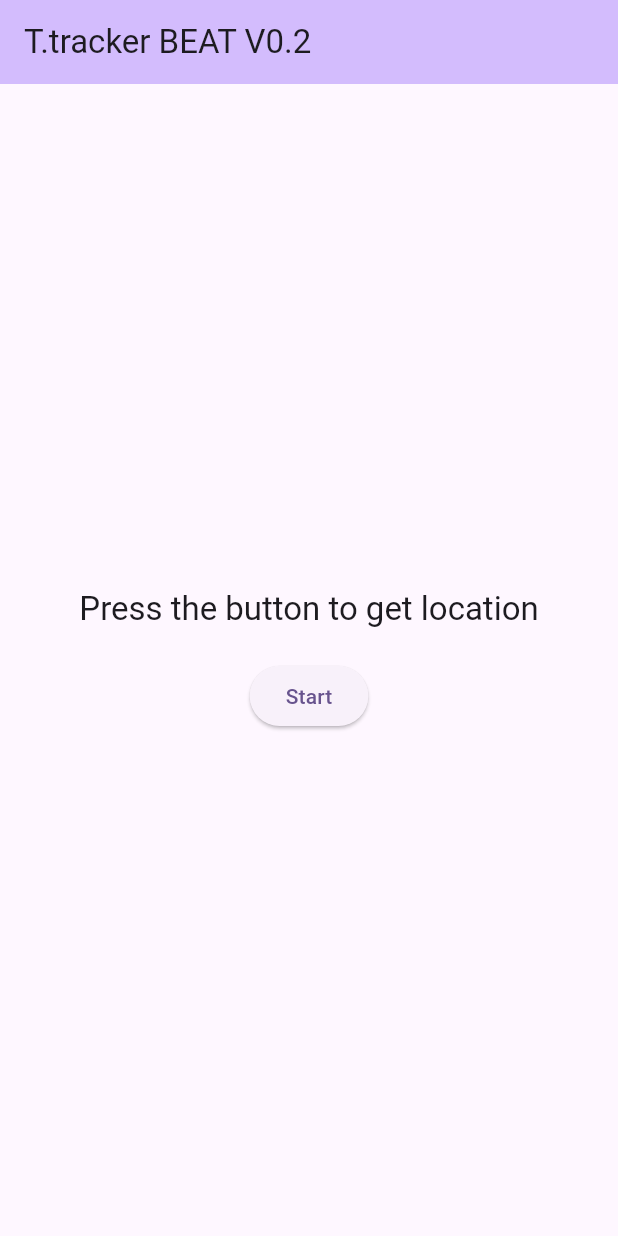
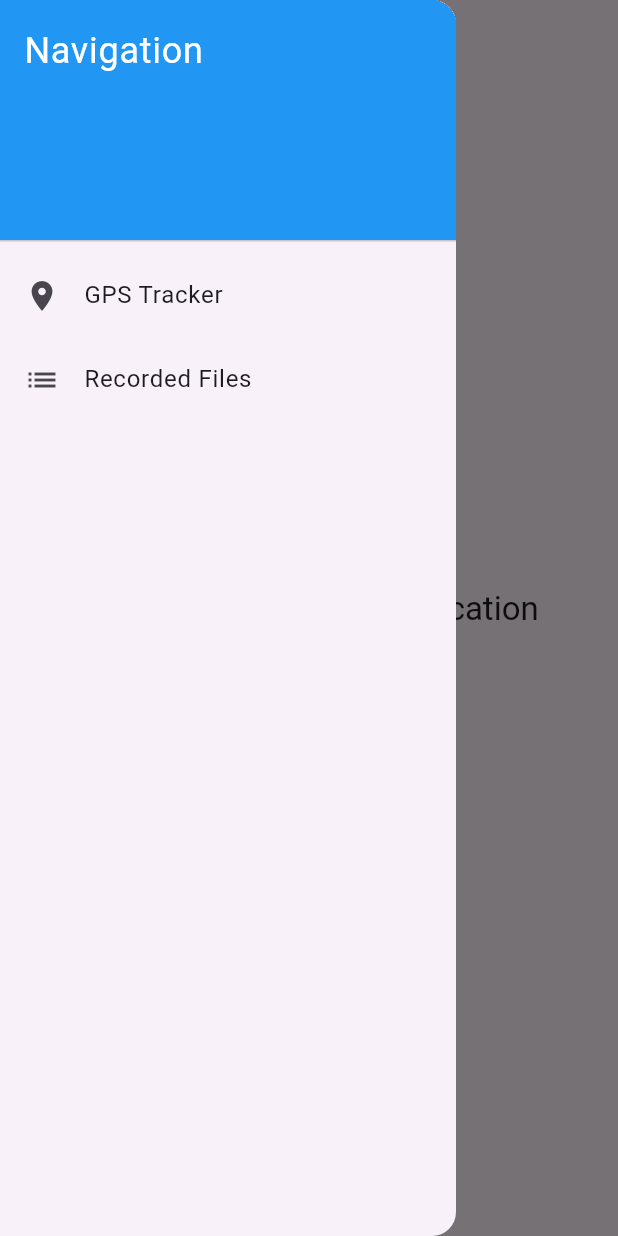
Before and after one commit to Mao0871/T.tracker, a Flutter app: the screen it shows after launch, with the side drawer open (before the commit the screen has no drawer), on a phone screen of 412 x 824 dp. Run offline on Flutter 3.47's test engine with Material 3 defaults, Android fonts, the phone set to English and light mode, and no system bars; our stand-ins replace geolocator.

Commit message:
V0.2.1 侧边导航栏，json文件显示
添加了新的页面用于显示已经存储的json文件。添加了新的导航栏，和文件读取依赖

```diff
--- a/lib/main.dart
+++ b/lib/main.dart
@@ -1,7 +1,11 @@
 import 'dart:async';
+import 'dart:io';
 import 'package:flutter/material.dart';
 import 'package:geolocator/geolocator.dart';
 import 'package:flutter/services.dart';
+import 'package:path_provider/path_provider.dart';
+import 'file_list_page.dart';
+
 
 void main() {
   runApp(const MyApp());
@@ -13,12 +17,81 @@
   @override
   Widget build(BuildContext context) {
     return MaterialApp(
-      title: 'Flutter Demo',
+      title: 'T.tracker BEAT V0.2',
       theme: ThemeData(
         colorScheme: ColorScheme.fromSeed(seedColor: Colors.deepPurple),
         useMaterial3: true,
       ),
-      home: const MyHomePage(title: 'T.tracker BEAT V0.2'),
+      home: const HomePage(),
+    );
+  }
+}
+
+class HomePage extends StatefulWidget {
+  const HomePage({super.key});
+
+  @override
+  State<HomePage> createState() => _HomePageState();
+}
+
+class _HomePageState extends State<HomePage> {
+  int _selectedIndex = 0;
+
+  static const List<Widget> _pages = <Widget>[
+    MyHomePage(title: 'GPS Tracker'),
+    FileListPage(),
+  ];
+
+  void _onItemTapped(int index) {
+    setState(() {
+      _selectedIndex = index;
+    });
+  }
+
+  @override
+  Widget build(BuildContext context) {
+    return Scaffold(
+      appBar: AppBar(
+        title: const Text('T.tracker BEAT V0.2.1'),
+      ),
+      body: Center(
+        child: _pages.elementAt(_selectedIndex),
+      ),
+      drawer: Drawer(
+        child: ListView(
+          padding: EdgeInsets.zero,
+          children: <Widget>[
+            DrawerHeader(
+              decoration: BoxDecoration(
+                color: Colors.blue,
+              ),
+              child: Text(
+                'Navigation',
+                style: TextStyle(
+                  color: Colors.white,
+                  fontSize: 24,
+                ),
+              ),
+            ),
+            ListTile(
+              leading: Icon(Icons.location_on),
+              title: Text('GPS Tracker'),
+              onTap: () {
+                _onItemTapped(0);
+                Navigator.pop(context);
+              },
+            ),
+            ListTile(
+              leading: Icon(Icons.list),
+              title: Text('Recorded Files'),
+              onTap: () {
+                _onItemTapped(1);
+                Navigator.pop(context);
+              },
+            ),
+          ],
+        ),
+      ),
     );
   }
 }
@@ -108,13 +181,7 @@
 
   @override
   Widget build(BuildContext context) {
-    return Scaffold(
-      appBar: AppBar(
-        backgroundColor: Theme.of(context).colorScheme.inversePrimary,
-        title: Text(widget.title),
-      ),
-      body: Center(
-        child: Column(
+    return Column(
       mainAxisAlignment: MainAxisAlignment.center,
       children: <Widget>[
         Text(
@@ -128,8 +195,44 @@
           child: Text(_isTracking ? "Stop" : "Start"),
         ),
       ],
-        ),
-      ),
     );
   }
 }
+
+class FileListPage extends StatelessWidget {
+  const FileListPage({super.key});
+
+  Future<List<String>> _getRecordedFiles() async {
+    final directory = await getExternalStorageDirectory();
+    final files = directory!.listSync();
+    return files
+        .where((file) => file.path.endsWith('.json'))
+        .map((file) => file.path.split('/').last)
+        .toList();
+  }
+
+  @override
+  Widget build(BuildContext context) {
+    return FutureBuilder<List<String>>(
+      future: _getRecordedFiles(),
+      builder: (BuildContext context, AsyncSnapshot<List<String>> snapshot) {
+        if (snapshot.connectionState == ConnectionState.waiting) {
+          return const CircularProgressIndicator();
+        } else if (snapshot.hasError) {
+          return const Text('Error loading files');
+        } else if (!snapshot.hasData || snapshot.data!.isEmpty) {
+          return const Text('No files recorded');
+        } else {
+          return ListView.builder(
+            itemCount: snapshot.data!.length,
+            itemBuilder: (context, index) {
+              return ListTile(
+                title: Text(snapshot.data![index]),
+              );
+            },
+          );
+        }
+      },
+    );
+  }
+}
--- a/pubspec.yaml
+++ b/pubspec.yaml
@@ -35,6 +35,7 @@ dependencies:
   # The following adds the Cupertino Icons font to your application.
   # Use with the CupertinoIcons class for iOS style icons.
   cupertino_icons: ^1.0.6
+  path_provider: ^2.0.11
 
 dev_dependencies:
   flutter_test:
```
Also changed, not shown: lib/file_list_page.dart (added, +41 -0 lines), pubspec.lock. Lines whose indentation alone changed are shown as unchanged.
